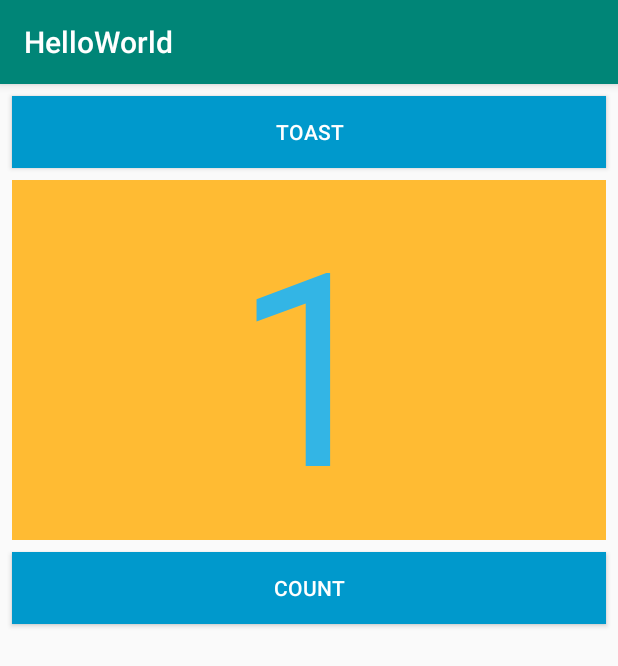
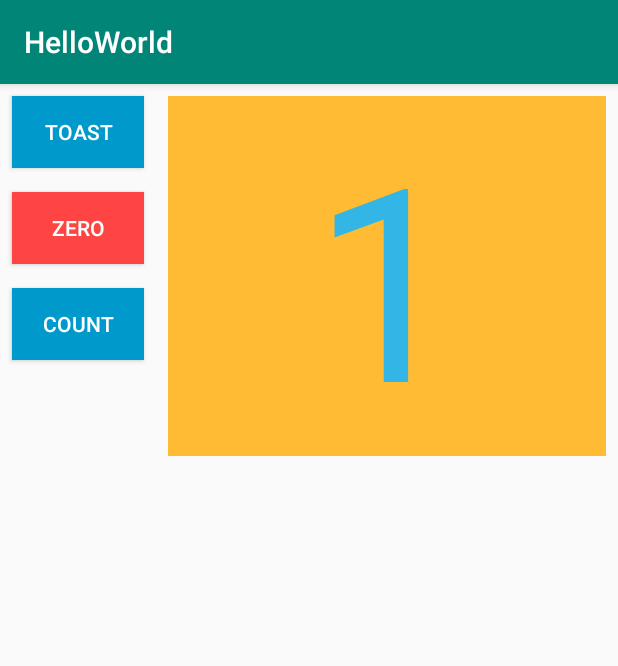
Before and after one commit to sunilthapa2018/Android-APP-TODOLIST, an Android app: the screen it shows after launch (MainActivity), after a tap on "COUNT", on a phone screen of 412 x 824 dp. Shown: the top 666 px of the screen. Run offline under Robolectric (Android 15) with nearby library versions, the phone set to English and light mode, and no system bars.

Commit message:
color corrected

```diff
--- a/Week1/HelloWorld/app/src/main/java/com/example/helloworld/MainActivity.java
+++ b/Week1/HelloWorld/app/src/main/java/com/example/helloworld/MainActivity.java
@@ -3,16 +3,20 @@ package com.example.helloworld;
 import android.support.v7.app.AppCompatActivity;
 import android.os.Bundle;
 import android.view.View;
+import android.widget.Button;
 import android.widget.TextView;
 import android.widget.Toast;
 
 public class MainActivity extends AppCompatActivity {
     TextView txtCount;
+    Button btnZero;
+
     @Override
     protected void onCreate(Bundle savedInstanceState) {
         super.onCreate(savedInstanceState);
         setContentView(R.layout.activity_main);
         txtCount = (TextView) findViewById(R.id.txtCount);
+        btnZero = (Button) findViewById(R.id.btnZero);
     }
 
     public void showToast(View view) {
@@ -21,10 +25,14 @@ public class MainActivity extends AppCompatActivity {
     }
 
     public void increaseCount(View view) {
-        int countValue = 0;
-        countValue = Integer.parseInt(txtCount.getText().toString());
+        btnZero.setBackgroundColor(getResources().getColor(android.R.color.holo_red_light));
+        int countValue = Integer.parseInt(txtCount.getText().toString());
         countValue++;
         txtCount.setText(String.valueOf(countValue));
+    }
 
+    public void putZero(View view) {
+        txtCount.setText(""+0);
+        btnZero.setBackgroundColor(getResources().getColor(android.R.color.darker_gray));
     }
 }
--- a/Week1/HelloWorld/app/src/main/res/layout-land/activity_main.xml
+++ b/Week1/HelloWorld/app/src/main/res/layout-land/activity_main.xml
@@ -1,72 +1,76 @@
 <?xml version="1.0" encoding="utf-8"?>
-<android.support.constraint.ConstraintLayout xmlns:android="http://schemas.android.com/apk/res/android"
+<RelativeLayout xmlns:android="http://schemas.android.com/apk/res/android"
     xmlns:app="http://schemas.android.com/apk/res-auto"
     xmlns:tools="http://schemas.android.com/tools"
     android:layout_width="match_parent"
     android:layout_height="match_parent"
+    android:orientation="horizontal"
     tools:context=".MainActivity">
 
-    <TextView
-        android:id="@+id/txtCount"
-        android:layout_width="0dp"
-        android:layout_height="0dp"
+    <Button
+        android:id="@+id/btnToast"
+        android:layout_width="wrap_content"
+        android:layout_height="wrap_content"
+        android:layout_alignParentTop="true"
         android:layout_marginStart="8dp"
         android:layout_marginLeft="8dp"
         android:layout_marginTop="8dp"
         android:layout_marginEnd="8dp"
         android:layout_marginRight="8dp"
         android:layout_marginBottom="8dp"
-        android:background="@android:color/holo_orange_light"
-        android:gravity="center_horizontal|center_vertical"
-        android:text="@string/txtCountText"
-        android:textColor="@android:color/holo_blue_light"
-        android:textSize="120sp"
-        app:layout_constraintBottom_toTopOf="@+id/btnCount"
-        app:layout_constraintEnd_toEndOf="parent"
-        app:layout_constraintStart_toStartOf="parent"
-        app:layout_constraintTop_toBottomOf="@+id/btnToast" />
+        android:background="@android:color/holo_blue_dark"
+        android:onClick="showToast"
+        android:text="@string/btnToastText"
+        android:textColor="@android:color/white" />
 
     <Button
-        android:id="@+id/btnToast"
-        android:layout_width="0dp"
+        android:id="@+id/btnZero"
+        android:layout_width="wrap_content"
         android:layout_height="wrap_content"
+
+        android:layout_below="@+id/btnToast"
         android:layout_marginStart="8dp"
         android:layout_marginLeft="8dp"
         android:layout_marginTop="8dp"
         android:layout_marginEnd="8dp"
         android:layout_marginRight="8dp"
-        android:background="@android:color/holo_blue_dark"
-        android:onClick="showToast"
-        android:text="@string/btnToastText"
-        android:textColor="@android:color/white"
-        app:layout_constraintEnd_toEndOf="parent"
-        app:layout_constraintHorizontal_bias="0.0"
-        app:layout_constraintStart_toStartOf="parent"
-        app:layout_constraintTop_toTopOf="parent" />
+        android:layout_marginBottom="8dp"
+        android:background="@android:color/darker_gray"
+        android:onClick="putZero"
+        android:text="@string/btnZeroText"
+        android:textColor="@android:color/white" />
 
     <Button
         android:id="@+id/btnCount"
-        android:layout_width="0dp"
+        android:layout_width="wrap_content"
         android:layout_height="wrap_content"
+        android:layout_below="@+id/btnZero"
         android:layout_marginStart="8dp"
         android:layout_marginLeft="8dp"
+        android:layout_marginTop="8dp"
         android:layout_marginEnd="8dp"
         android:layout_marginRight="8dp"
         android:layout_marginBottom="8dp"
         android:background="@android:color/holo_blue_dark"
         android:onClick="increaseCount"
         android:text="@string/btnCountText"
-        android:textColor="@android:color/white"
-        app:layout_constraintBottom_toBottomOf="parent"
-        app:layout_constraintEnd_toEndOf="parent"
-        app:layout_constraintHorizontal_bias="1.0"
-        app:layout_constraintStart_toStartOf="parent" />
+        android:textColor="@android:color/white" />
 
-    <android.support.constraint.Guideline
-        android:id="@+id/guideline"
-        android:layout_width="wrap_content"
-        android:layout_height="wrap_content"
-        android:orientation="horizontal"
-        app:layout_constraintGuide_begin="20dp" />
-
-</android.support.constraint.ConstraintLayout>
+    <TextView
+        android:id="@+id/txtCount"
+        android:layout_width="match_parent"
+        android:layout_height="match_parent"
+        android:layout_alignParentTop="true"
+        android:layout_marginStart="8dp"
+        android:layout_marginLeft="0dp"
+        android:layout_marginTop="8dp"
+        android:layout_marginEnd="8dp"
+        android:layout_marginRight="8dp"
+        android:layout_toEndOf="@+id/btnZero"
+        android:layout_toRightOf="@+id/btnZero"
+        android:background="@android:color/holo_orange_light"
+        android:gravity="center|center_horizontal|center_vertical"
+        android:text="@string/txtCountText"
+        android:textColor="@android:color/holo_blue_light"
+        android:textSize="180sp" />
+</RelativeLayout>
--- a/Week1/HelloWorld/app/src/main/res/layout/activity_main.xml
+++ b/Week1/HelloWorld/app/src/main/res/layout/activity_main.xml
@@ -5,58 +5,72 @@
     android:layout_width="match_parent"
     android:layout_height="match_parent"
     android:orientation="vertical"
-    tools:context=".MainActivity"
-    >
+    tools:context=".MainActivity">
 
     <Button
         android:id="@+id/btnToast"
-        android:layout_width="match_parent"
+        android:layout_width="wrap_content"
         android:layout_height="wrap_content"
+        android:layout_alignParentTop="true"
         android:layout_marginStart="8dp"
         android:layout_marginLeft="8dp"
         android:layout_marginTop="8dp"
         android:layout_marginEnd="8dp"
         android:layout_marginRight="8dp"
+        android:layout_marginBottom="8dp"
         android:background="@android:color/holo_blue_dark"
         android:onClick="showToast"
         android:text="@string/btnToastText"
+        android:textColor="@android:color/white" />
+
+    <Button
+        android:id="@+id/btnZero"
+        android:layout_width="wrap_content"
+        android:layout_height="wrap_content"
+        android:layout_below="@+id/btnToast"
+        android:layout_marginStart="8dp"
+        android:layout_marginLeft="8dp"
+        android:layout_marginTop="8dp"
+        android:layout_marginEnd="8dp"
+        android:layout_marginRight="8dp"
+        android:layout_marginBottom="8dp"
+        android:background="@android:color/darker_gray"
+        android:onClick="putZero"
+        android:text="@string/btnZeroText"
+        android:textColor="@android:color/white" />
+
+    <Button
+        android:id="@+id/btnCount"
+        android:layout_width="wrap_content"
+        android:layout_height="wrap_content"
+        android:layout_below="@+id/btnZero"
+        android:layout_marginStart="8dp"
+        android:layout_marginLeft="8dp"
+        android:layout_marginTop="8dp"
+        android:layout_marginEnd="8dp"
+        android:layout_marginRight="8dp"
+        android:layout_marginBottom="8dp"
+        android:background="@android:color/holo_blue_dark"
+        android:onClick="increaseCount"
+        android:text="@string/btnCountText"
         android:textColor="@android:color/white" />
 
     <TextView
         android:id="@+id/txtCount"
         android:layout_width="match_parent"
         android:layout_height="wrap_content"
+        android:layout_alignParentTop="true"
         android:layout_marginStart="8dp"
-        android:layout_marginLeft="8dp"
+        android:layout_marginLeft="0dp"
         android:layout_marginTop="8dp"
         android:layout_marginEnd="8dp"
         android:layout_marginRight="8dp"
         android:layout_marginBottom="8dp"
+        android:layout_toEndOf="@+id/btnZero"
+        android:layout_toRightOf="@+id/btnZero"
         android:background="@android:color/holo_orange_light"
         android:gravity="center|center_horizontal|center_vertical"
         android:text="@string/txtCountText"
         android:textColor="@android:color/holo_blue_light"
-        android:textSize="180sp"
-        android:layout_below="@+id/btnToast"
-        android:layout_alignParentLeft="true"
-        android:layout_alignParentStart="true"
-        />
-
-    <Button
-        android:id="@+id/btnCount"
-        android:layout_width="match_parent"
-        android:layout_height="wrap_content"
-        android:layout_marginStart="8dp"
-        android:layout_marginLeft="8dp"
-        android:layout_marginEnd="8dp"
-        android:layout_marginRight="8dp"
-        android:layout_marginBottom="8dp"
-        android:background="@android:color/holo_blue_dark"
-        android:onClick="increaseCount"
-        android:text="@string/btnCountText"
-        android:textColor="@android:color/white"
-        android:layout_below="@+id/txtCount"
-        android:layout_centerHorizontal="true"
-        />
-
+        android:textSize="180sp" />
 </RelativeLayout>
--- a/Week1/HelloWorld/app/src/main/res/values/strings.xml
+++ b/Week1/HelloWorld/app/src/main/res/values/strings.xml
@@ -3,4 +3,5 @@
     <string name="txtCountText">0</string>
     <string name="btnToastText">TOAST</string>
     <string name="btnCountText">COUNT</string>
+    <string name="btnZeroText">ZERO</string>
 </resources>
```
